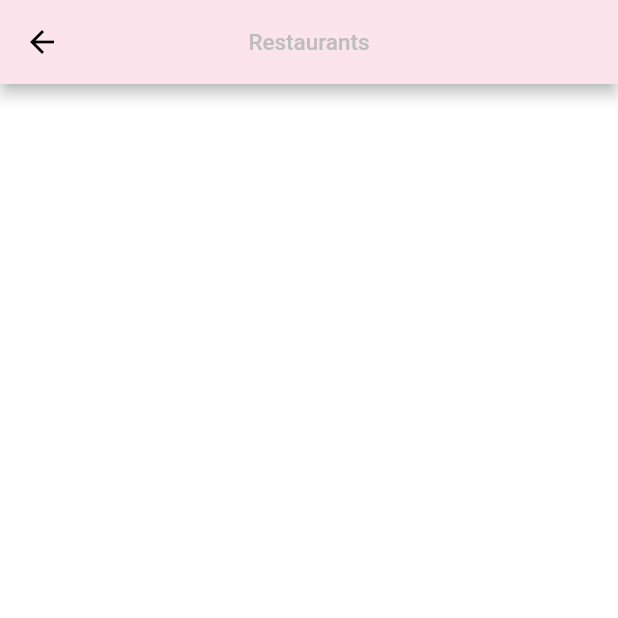
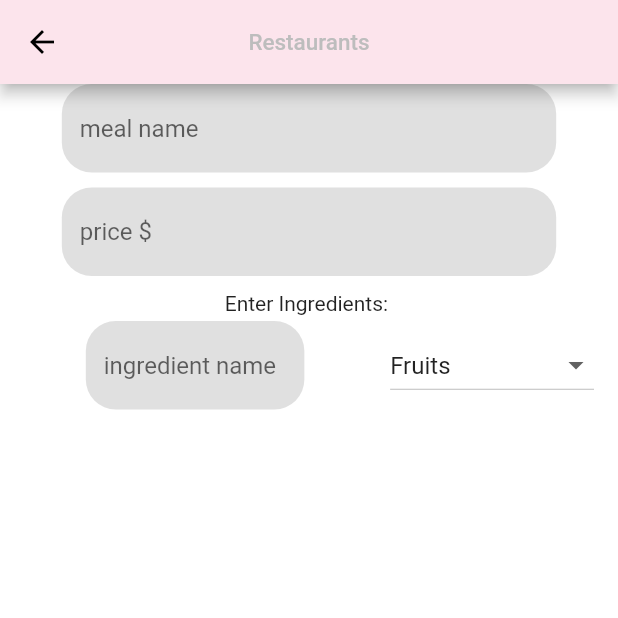
Before and after one commit to MusaGillani/flex-app, a Flutter app: the Restaurants screen opened by its route, on a phone screen of 412 x 824 dp, the top half of it. Run offline on Flutter 3.47's test engine with Material 2 defaults, Android fonts, the phone set to English and light mode, and no system bars; our stand-ins replace bottom_navy_bar, cloud_firestore, firebase_auth, firebase_core; missing offline and left inert: qr_code_scanner; accounts and stored records are empty.

Commit message:
working on meal entry in res file will move to meal file

```diff
--- a/lib/screens/home_pages/restaurants.dart
+++ b/lib/screens/home_pages/restaurants.dart
@@ -1,11 +1,33 @@
 import 'package:flutter/material.dart';
 
-class Restaurants extends StatelessWidget {
+class Restaurants extends StatefulWidget {
   const Restaurants({Key? key}) : super(key: key);
 
   @override
+  _RestaurantsState createState() => _RestaurantsState();
+}
+
+class _RestaurantsState extends State<Restaurants> {
+  final GlobalKey<FormState> _formKey = GlobalKey(debugLabel: 'resform-key');
+  // List<String> _itemTypes = <String>[
+  //   'Fruits',
+  //   'Vegetables',
+  //   'Nuts and Seeds',
+  //   'Dairy'
+  // ];
+  String? _dropDownValue = 'Fruits';
+  @override
   Widget build(BuildContext context) {
-    return Scaffold(
+    return GestureDetector(
+      onTap: () {
+        FocusScopeNode currentFocus = FocusScope.of(context);
+
+        if (!currentFocus.hasPrimaryFocus) {
+          currentFocus.unfocus();
+        }
+      },
+      child: Scaffold(
+        resizeToAvoidBottomInset: false,
         appBar: AppBar(
           backgroundColor: Colors.pink.shade50,
           title: Text(
@@ -14,6 +36,121 @@ class Restaurants extends StatelessWidget {
           ),
           centerTitle: true,
         ),
+        body: LayoutBuilder(
+          builder: (
+            ctx,
+            constraints,
+          ) =>
+              Container(
+            height: constraints.maxHeight,
+            width: constraints.maxWidth,
+            child: Form(
+              key: _formKey,
+              child: Column(
+                crossAxisAlignment: CrossAxisAlignment.center,
+                children: [
+                  _buildTextFormField(
+                    constraints,
+                    hintText: 'meal name',
+                    validator: (String? value) {
+                      if (value!.isEmpty) {
+                        return 'required!';
+                      }
+                      return null;
+                    },
+                    onSaved: (String? value) {},
+                    keyboard: TextInputType.name,
+                  ),
+                  SizedBox(height: 10),
+                  _buildTextFormField(
+                    constraints,
+                    hintText: 'price \$',
+                    validator: (String? value) {
+                      if (value!.isEmpty) {
+                        return 'required!';
+                      }
+                      return null;
+                    },
+                    onSaved: (String? value) {},
+                    keyboard: TextInputType.number,
+                  ),
+                  SizedBox(height: 10),
+                  Text('Enter Ingredients: '),
+                  ListTile(
+                    title: _buildTextFormField(
+                      constraints,
+                      hintText: 'ingredient name',
+                      validator: (String? val) {
+                        if (val!.isEmpty) {
+                          return 'required!';
+                        }
+                        return null;
+                      },
+                      onSaved: (val) {},
+                      keyboard: TextInputType.name,
+                    ),
+                    trailing: DropdownButton(
+                      value: _dropDownValue,
+                      onChanged: (String? newVal) {
+                        setState(() {
+                          _dropDownValue = newVal;
+                        });
+                      },
+                      items: <String>[
+                        'Fruits',
+                        'Vegetables',
+                        'Nuts and Seeds',
+                        'Dairy'
+                      ]
+                          .map(
+                            (item) => DropdownMenuItem<String>(
+                              value: item,
+                              child: Text(item),
+                            ),
+                          )
+                          .toList(),
+                    ),
+                  ),
+                ],
+              ),
+            ),
+          ),
+        ),
+      ),
+    );
+  }
+
+  // Widget _buildIngredientSelector() {
+  //   return ListTile(
+  //     title: _buildTextFormField(constraints, hintText: hintText, validator: validator, onSaved: onSaved, keyboard: keyboard),
+  //   );
+  // }
+
+  Padding _buildTextFormField(
+    BoxConstraints constraints, {
+    required String hintText,
+    required String? Function(String? val) validator,
+    required void Function(String? val) onSaved,
+    required TextInputType keyboard,
+  }) {
+    return Padding(
+      padding: EdgeInsets.symmetric(
+        horizontal: constraints.maxWidth * 0.1,
+      ),
+      child: TextFormField(
+        keyboardType: keyboard,
+        decoration: InputDecoration(
+          filled: true,
+          fillColor: Colors.grey.shade300,
+          border: OutlineInputBorder(
+            borderSide: BorderSide.none,
+            borderRadius: BorderRadius.circular(20.0),
+          ),
+          hintText: hintText,
+        ),
+        validator: validator,
+        onSaved: onSaved,
+      ),
     );
   }
 }
```
Lines whose indentation alone changed are shown as unchanged.
